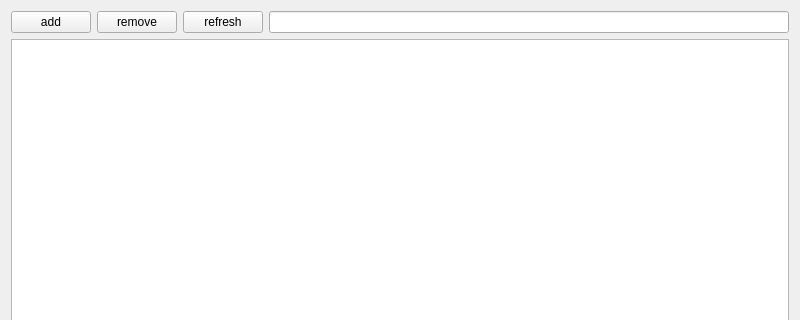
chewing/chewing-editor, file src/ui/ChewingEditor.ui: the form before one commit; both pictures show x 0 to 800 and y 0 to 320 of the 800 by 600 pixel window.
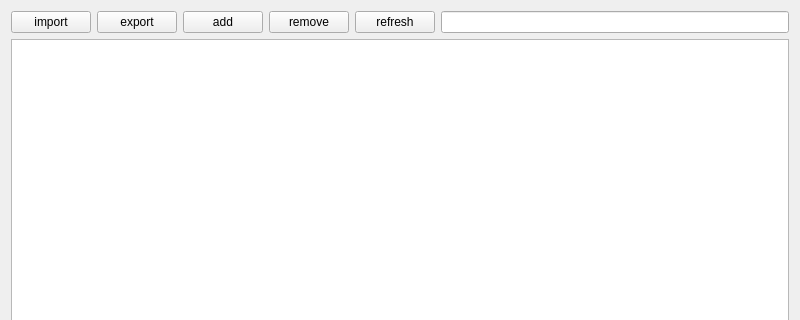
The form after the commit. Custom widgets are drawn as their Qt base class.

Patch:
```diff
--- a/src/ui/ChewingEditor.ui
+++ b/src/ui/ChewingEditor.ui
@@ -22,30 +22,44 @@
   <widget class="QWidget" name="centralWidget">
    <layout class="QGridLayout" name="gridLayout">
     <item row="0" column="0">
+     <widget class="QPushButton" name="importButton">
+      <property name="text">
+       <string>import</string>
+      </property>
+     </widget>
+    </item>
+    <item row="0" column="1">
+     <widget class="QPushButton" name="exportButton">
+      <property name="text">
+       <string>export</string>
+      </property>
+     </widget>
+    </item>
+    <item row="0" column="2">
      <widget class="QPushButton" name="addButton">
       <property name="text">
        <string>add</string>
       </property>
      </widget>
     </item>
-    <item row="0" column="1">
+    <item row="0" column="3">
      <widget class="QPushButton" name="removeButton">
       <property name="text">
        <string>remove</string>
       </property>
      </widget>
     </item>
-    <item row="0" column="2">
+    <item row="0" column="4">
      <widget class="QPushButton" name="refreshButton">
       <property name="text">
        <string>refresh</string>
       </property>
      </widget>
     </item>
-    <item row="0" column="3">
+    <item row="0" column="5">
      <widget class="QLineEdit" name="userphraseFilter"/>
     </item>
-    <item row="1" column="0" colspan="4">
+    <item row="1" column="0" colspan="6">
      <widget class="UserphraseView" name="userphraseView" native="true">
       <property name="selectionMode">
        <enum>QAbstractItemView::MultiSelection</enum>
```
